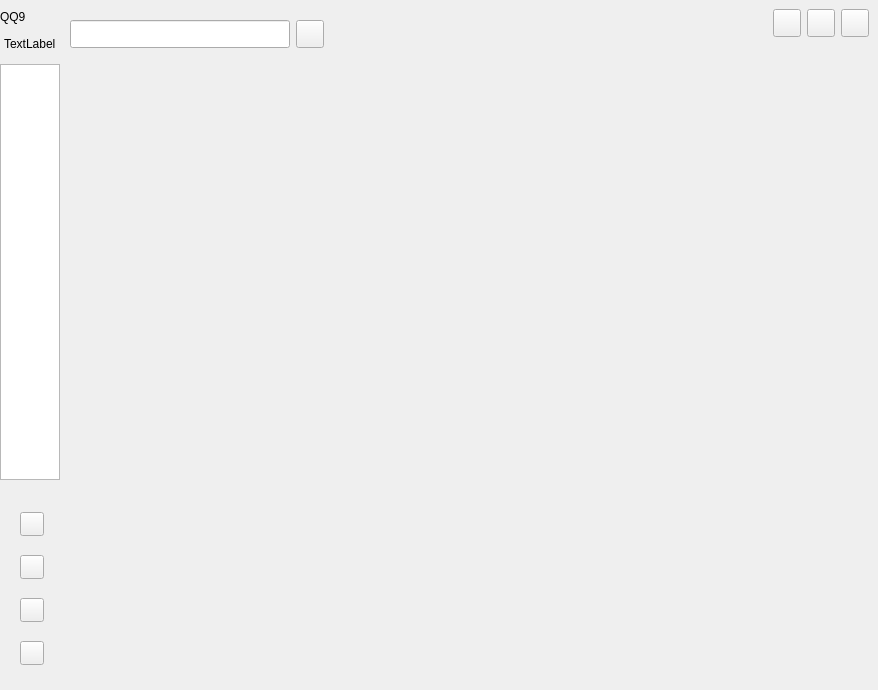
This is QQ-Client/Client-UI/MainWidget/MainWidget.ui in rtomway/Qt-QQ as Qt 5 draws it before an edit. The edited form follows.
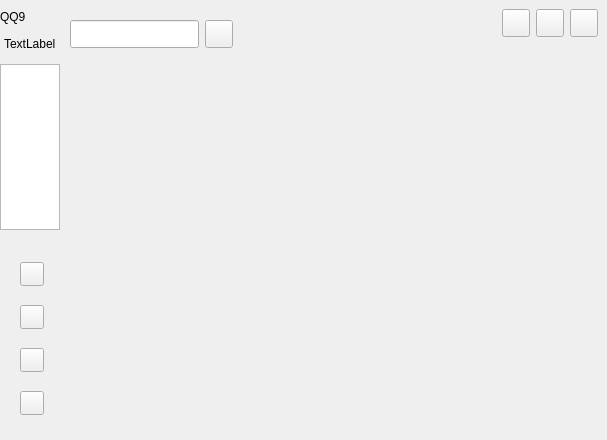
This is the edited form.

What changed in the file:
```diff
--- a/QQ-Client/Client-UI/MainWidget/MainWidget.ui
+++ b/QQ-Client/Client-UI/MainWidget/MainWidget.ui
@@ -6,8 +6,8 @@
    <rect>
     <x>0</x>
     <y>0</y>
-    <width>878</width>
-    <height>690</height>
+    <width>607</width>
+    <height>440</height>
    </rect>
   </property>
   <property name="sizePolicy">
```
